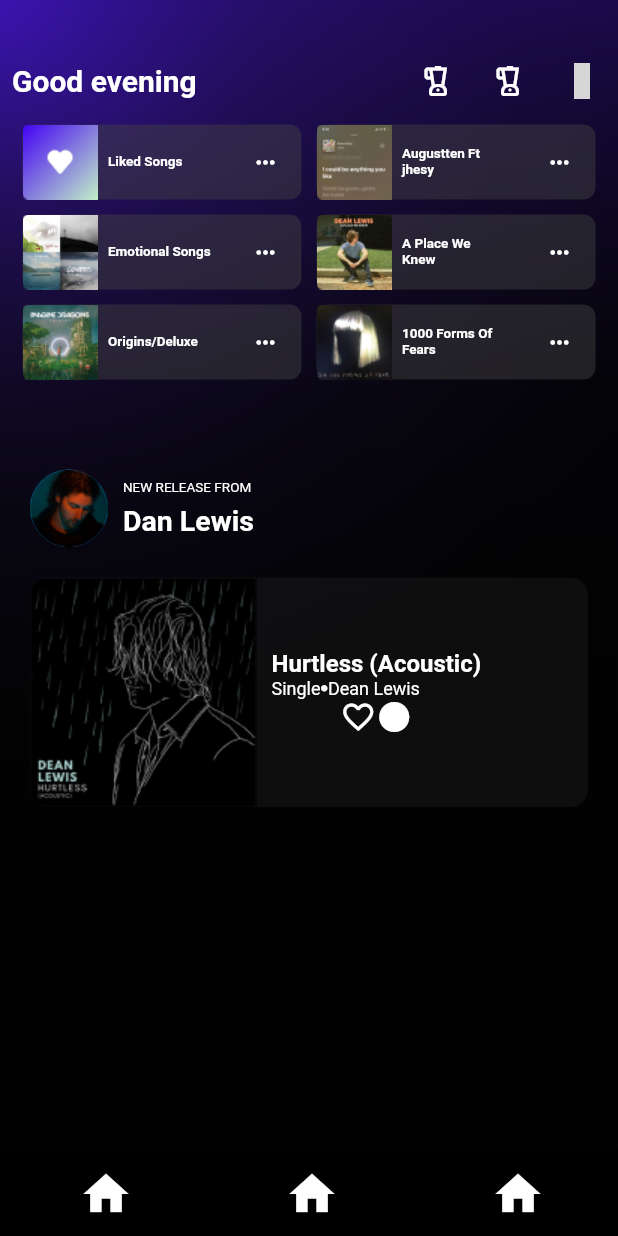
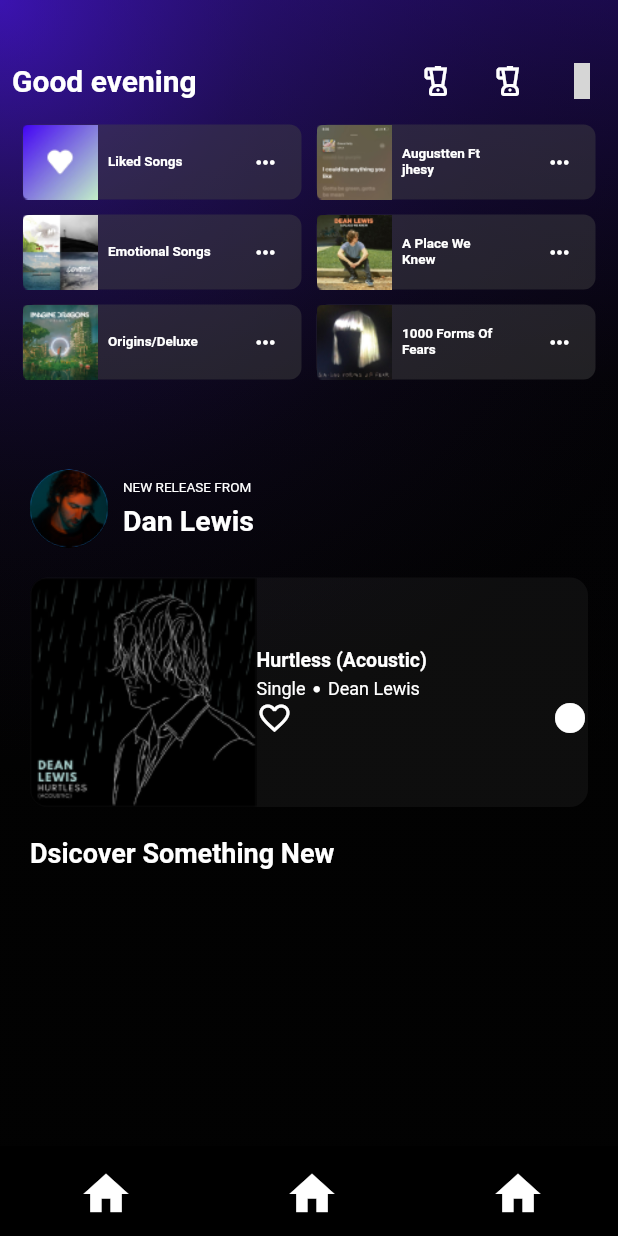
Before and after one commit to Drako-Rexon/Spotify_clone, a Flutter app: the screen it shows after launch, on a phone screen of 412 x 824 dp. Run offline on Flutter 3.47's test engine with Material 2 defaults, Android fonts, the phone set to English and light mode, and no system bars; our stand-ins replace flutter_vector_icons, get, page_transition, unicons; grey boxes are pictures that could not be loaded.

Commit message:
analysis off and player card is remaining

```diff
--- a/analysis_options.yaml
+++ b/analysis_options.yaml
@@ -7,7 +7,7 @@
 
 # The following line activates a set of recommended lints for Flutter apps,
 # packages, and plugins designed to encourage good coding practices.
-include: package:flutter_lints/flutter.yaml
+# include: package:flutter_lints/flutter.yaml
 
 linter:
   # The lint rules applied to this project can be customized in the
--- a/lib/homepage/components/head_home_page.dart
+++ b/lib/homepage/components/head_home_page.dart
@@ -1,6 +1,6 @@
 import 'package:flutter/material.dart';
 import 'package:spotify_clone/components/colors.dart';
-import 'package:spotify_clone/homepage/components/single_song_profile_card.dart';
+import 'package:spotify_clone/homepage/components/regular_text.dart';
 import 'package:unicons/unicons.dart';
 
 class HeadHomePage extends StatelessWidget {
--- /dev/null
+++ b/lib/homepage/components/regular_text.dart
@@ -0,0 +1,26 @@
+import 'package:flutter/material.dart';
+
+class RegularText extends StatelessWidget {
+  const RegularText({
+    Key? key,
+    required this.text,
+    this.textSize = 12,
+    this.isBold = false,
+    this.textColor = Colors.white,
+  }) : super(key: key);
+  final String text;
+  final double textSize;
+  final bool isBold;
+  final Color textColor;
+  @override
+  Widget build(BuildContext context) {
+    return Text(
+      text,
+      style: TextStyle(
+        fontSize: textSize,
+        color: textColor,
+        fontWeight: isBold ? FontWeight.bold : FontWeight.normal,
+      ),
+    );
+  }
+}
--- a/lib/homepage/components/single_song_profile_card.dart
+++ b/lib/homepage/components/single_song_profile_card.dart
@@ -1,6 +1,7 @@
 import 'package:flutter/material.dart';
 import 'package:spotify_clone/components/colors.dart';
 import 'package:spotify_clone/components/res_size.dart';
+import 'package:spotify_clone/homepage/components/regular_text.dart';
 
 class SingleCardWithPlayerProfile extends StatelessWidget {
   const SingleCardWithPlayerProfile({
@@ -9,11 +10,8 @@ class SingleCardWithPlayerProfile extends StatelessWidget {
 
   @override
   Widget build(BuildContext context) {
-    return Container(
+    return SizedBox(
       width: ResSize.screenWidth - 40,
-      decoration: BoxDecoration(
-          // color: Colors.teal,
-          ),
       child: Column(
         children: [
           // * Profile
@@ -29,14 +27,6 @@ class SingleCardWithPlayerProfile extends StatelessWidget {
               Column(
                 crossAxisAlignment: CrossAxisAlignment.start,
                 children: [
-                  // Text(
-                  //   ,
-                  //   style: TextStyle(
-                  //     fontSize: 8,
-                  //     fontWeight: FontWeight.w300,
-                  //     color: AppColor.spotifyWhite,
-                  //   ),
-                  // ),
                   RegularText(
                     text: "NEW RELEASE FROM",
                     textSize: 9,
@@ -62,37 +52,31 @@ class SingleCardWithPlayerProfile extends StatelessWidget {
             child: Row(
               mainAxisSize: MainAxisSize.max,
               children: [
-                Image(
-                  image: AssetImage('assets/images/home/Pic-1.png'),
-                ),
-                Container(
-                  padding: const EdgeInsets.only(
-                    left: 10,
-                    top: 10,
-                    bottom: 10,
-                    right: 10,
-                  ),
+                Image(image: AssetImage('assets/images/home/Pic-1.png')),
+                Expanded(
                   child: Column(
-                    mainAxisAlignment: MainAxisAlignment.spaceBetween,
                     mainAxisSize: MainAxisSize.max,
-                    // crossAxisAlignment: CrossAxisAlignment.start,
+                    mainAxisAlignment: MainAxisAlignment.spaceAround,
                     children: [
                       Column(
-                    crossAxisAlignment: CrossAxisAlignment.start,
+                        crossAxisAlignment: CrossAxisAlignment.start,
                         children: [
                           RegularText(
                             text: "Hurtless (Acoustic)",
                             isBold: true,
-                            textSize: 16,
+                            textSize: 13,
                           ),
+                          SizedBox(height: 5),
                           Row(
                             children: [
                               RegularText(text: "Single"),
+                              SizedBox(width: 5),
                               Icon(
                                 Icons.circle,
                                 color: AppColor.spotifyWhite,
                                 size: 5,
                               ),
+                              SizedBox(width: 5),
                               RegularText(text: "Dean Lewis"),
                             ],
                           ),
@@ -123,28 +107,3 @@ class SingleCardWithPlayerProfile extends StatelessWidget {
     );
   }
 }
-
-class RegularText extends StatelessWidget {
-  const RegularText({
-    Key? key,
-    required this.text,
-    this.textSize = 12,
-    this.isBold = false,
-    this.textColor = Colors.white,
-  }) : super(key: key);
-  final String text;
-  final double textSize;
-  final bool isBold;
-  final Color textColor;
-  @override
-  Widget build(BuildContext context) {
-    return Text(
-      text,
-      style: TextStyle(
-        fontSize: textSize,
-        color: textColor,
-        fontWeight: isBold ? FontWeight.bold : FontWeight.normal,
-      ),
-    );
-  }
-}
--- a/lib/homepage/homepage.dart
+++ b/lib/homepage/homepage.dart
@@ -4,6 +4,7 @@ import 'package:spotify_clone/components/res_size.dart';
 import 'package:spotify_clone/components/sample_song_json.dart';
 import 'package:spotify_clone/homepage/components/card_home_top_page.dart';
 import 'package:spotify_clone/homepage/components/head_home_page.dart';
+import 'package:spotify_clone/homepage/components/regular_text.dart';
 import 'package:spotify_clone/homepage/components/single_song_profile_card.dart';
 
 class HomePage extends StatefulWidget {
@@ -96,7 +97,17 @@ class _HomePageState extends State<HomePage> {
                 ),
                 SizedBox(height: 50),
                 // * Card with profile and card
-                SingleCardWithPlayerProfile()
+                SingleCardWithPlayerProfile(),
+                Container(
+                  padding: EdgeInsets.all(20),
+                  alignment: Alignment.centerLeft,
+                  child: RegularText(
+                    text: "Dsicover Something New",
+                    textSize: 18,
+                    isBold: true,
+                  ),
+                ),
+
               ],
             ),
           )
--- a/lib/redirecting_page/redirecting.dart
+++ b/lib/redirecting_page/redirecting.dart
@@ -66,7 +66,7 @@ class _HomeState extends State<Home> {
     return Container(
       height: 60,
       decoration: BoxDecoration(
-        color: AppColor.spotifyBlack,
+        color: AppColor.spotifyBlack.withOpacity(0.5),
       ),
       width: MediaQuery.of(context).size.width,
       child: Row(
```
